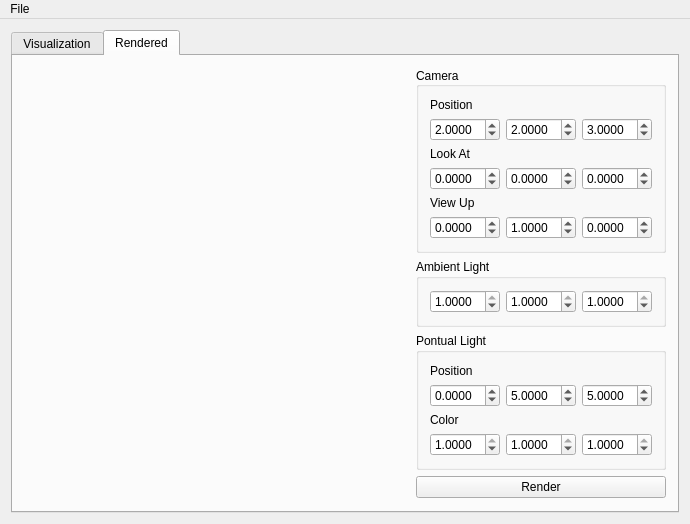
Above: src/gui/mainwindow.ui from felipemelo23/MModeler before the change. Below: the same form after it.
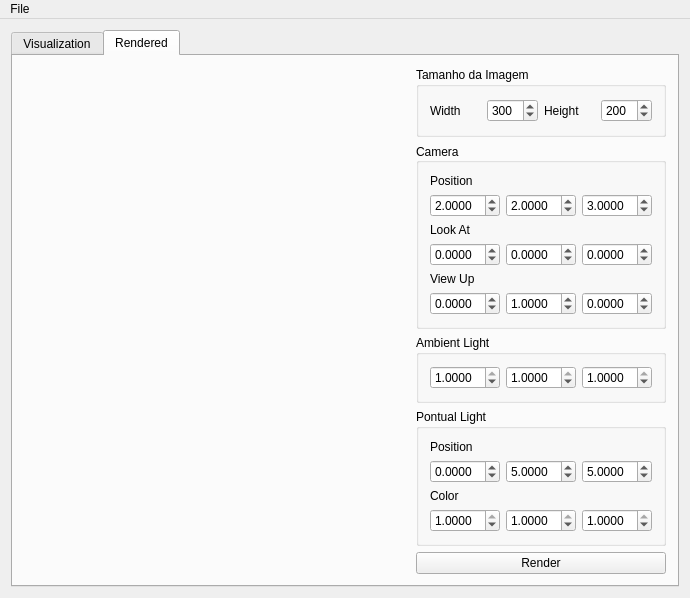
That is the form after the change. The open tabs and pages were chosen to show the change. Icons and pictures are not drawn. Custom widgets are drawn as their Qt base class.

```diff
--- a/src/gui/mainwindow.ui
+++ b/src/gui/mainwindow.ui
@@ -7,7 +7,7 @@
     <x>0</x>
     <y>0</y>
     <width>688</width>
-    <height>520</height>
+    <height>594</height>
    </rect>
   </property>
   <property name="windowTitle">
@@ -249,6 +249,67 @@
         </item>
         <item>
          <layout class="QVBoxLayout" name="verticalLayout_10">
+          <item>
+           <widget class="QGroupBox" name="groupBox_4">
+            <property name="title">
+             <string>Tamanho da Imagem</string>
+            </property>
+            <layout class="QVBoxLayout" name="verticalLayout_11">
+             <item>
+              <layout class="QHBoxLayout" name="horizontalLayout_12">
+               <item>
+                <layout class="QHBoxLayout" name="horizontalLayout_10">
+                 <item>
+                  <widget class="QLabel" name="label_6">
+                   <property name="text">
+                    <string>Width</string>
+                   </property>
+                  </widget>
+                 </item>
+                 <item>
+                  <widget class="QSpinBox" name="widthSpn">
+                   <property name="maximum">
+                    <number>500</number>
+                   </property>
+                   <property name="singleStep">
+                    <number>50</number>
+                   </property>
+                   <property name="value">
+                    <number>300</number>
+                   </property>
+                  </widget>
+                 </item>
+                </layout>
+               </item>
+               <item>
+                <layout class="QHBoxLayout" name="horizontalLayout_11">
+                 <item>
+                  <widget class="QLabel" name="label_7">
+                   <property name="text">
+                    <string>Height</string>
+                   </property>
+                  </widget>
+                 </item>
+                 <item>
+                  <widget class="QSpinBox" name="heightSpn">
+                   <property name="maximum">
+                    <number>500</number>
+                   </property>
+                   <property name="singleStep">
+                    <number>50</number>
+                   </property>
+                   <property name="value">
+                    <number>200</number>
+                   </property>
+                  </widget>
+                 </item>
+                </layout>
+               </item>
+              </layout>
+             </item>
+            </layout>
+           </widget>
+          </item>
           <item>
            <widget class="QGroupBox" name="groupBox">
             <property name="sizePolicy">
```
Left out of the diff: 2 changed lines with no effect on the pictures.
